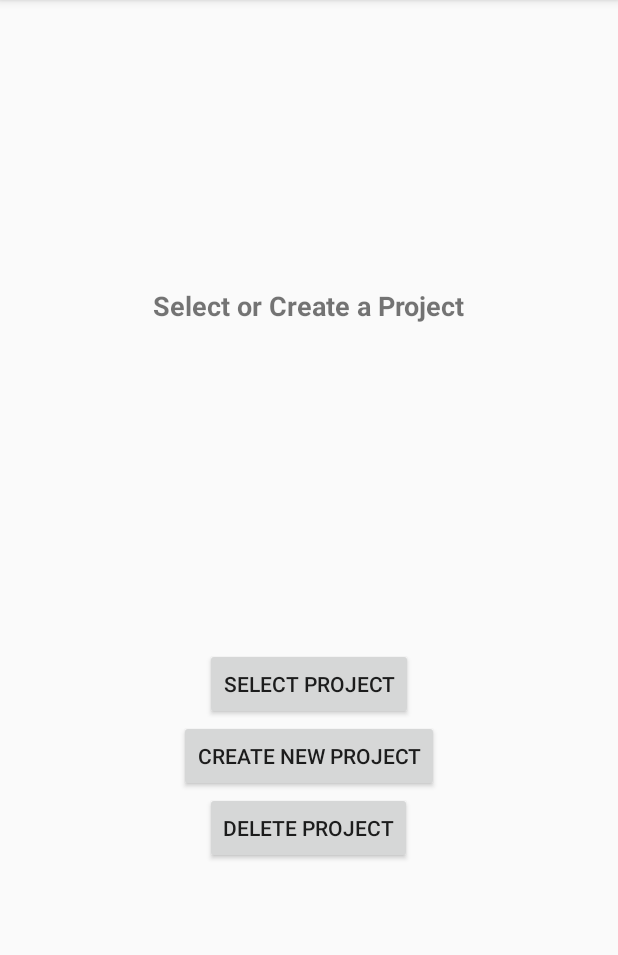
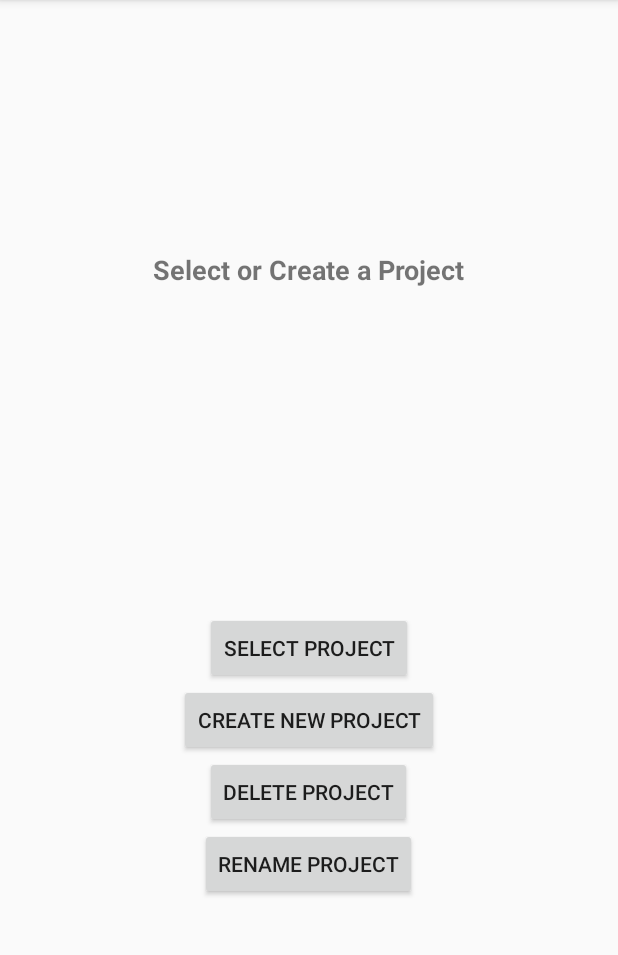
Before and after one commit to PolarPixelHub/IndexCardApp, an Android app built with Jetpack Compose: the screen it shows after launch (MainActivity), on a phone screen of 412 x 824 dp, the part 84-1039 px from its top. Run offline under Robolectric (Android 15) with nearby library versions, the phone set to English and light mode, and no system bars.

Commit message:
Add on MainActivity Rename Project function

```diff
--- a/app/src/main/res/layout/activity_main.xml
+++ b/app/src/main/res/layout/activity_main.xml
@@ -40,4 +40,10 @@
         android:layout_width="wrap_content"
         android:layout_height="wrap_content"
         android:text="Delete Project"/>
+
+    <Button
+        android:id="@+id/btn_rename_project"
+        android:layout_width="wrap_content"
+        android:layout_height="wrap_content"
+        android:text="Rename Project" />
 </LinearLayout>
```
Also changed, not shown: app/src/main/java/com/example/indexcardapp/MainActivity.kt (+42 -0 lines).
